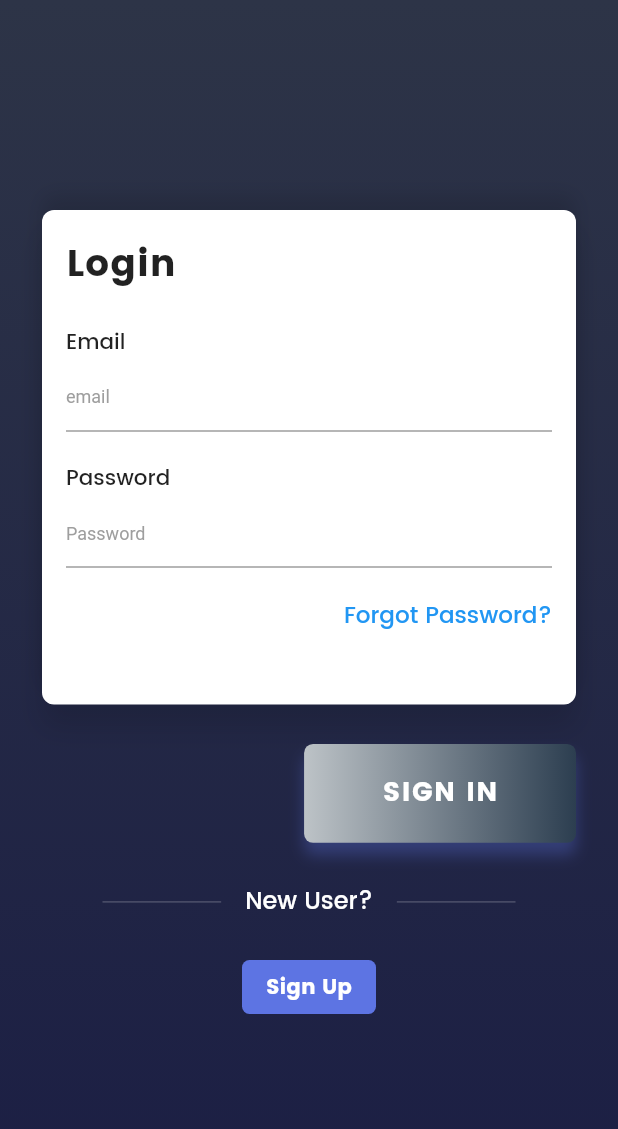
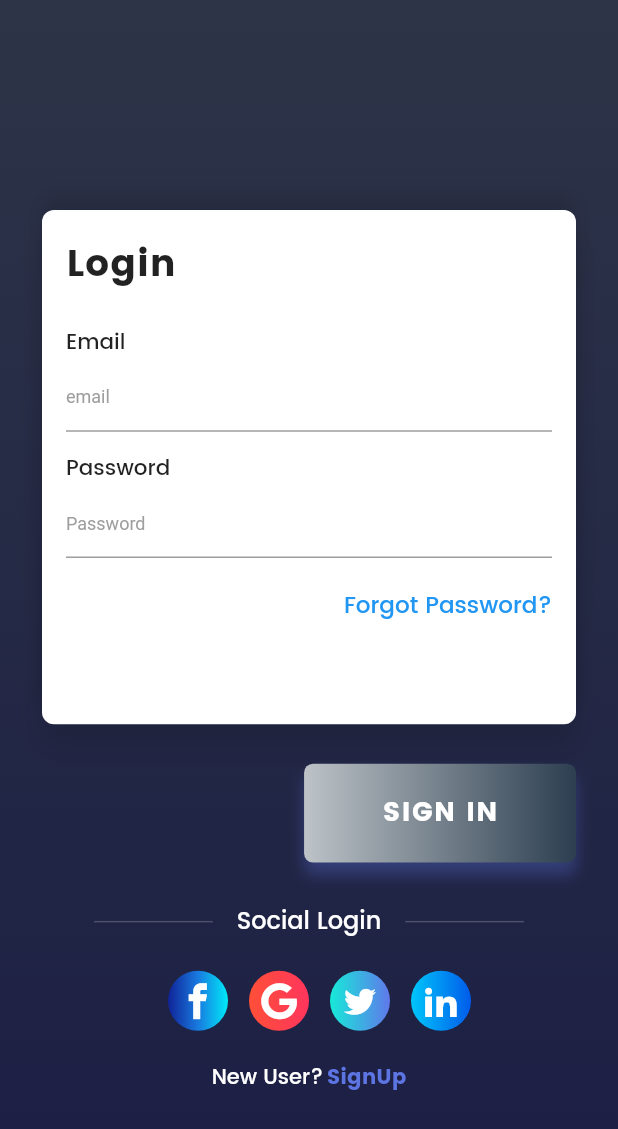
Before and after one commit to TunNandaAung/flutter-checklist, a Flutter app: the screen it shows after launch, on a phone screen of 412 x 824 dp. Shown: the top 1129 px of the screen. Run offline on Flutter 3.47's test engine with Material 2 defaults, Android fonts, the light colour scheme and no system bars; our stand-ins replace bloc, cloud_firestore, equatable, firebase_auth, flutter_bloc, flutter_screenutil and 2 more; accounts and stored records are empty.

Commit message:
Add Sign in with Google Feature

```diff
--- a/lib/login/ui/login_form.dart
+++ b/lib/login/ui/login_form.dart
@@ -2,6 +2,8 @@ import 'package:firebase_integrations/authentication_bloc/bloc.dart';
 import 'package:firebase_integrations/data/user_repository.dart';
 import 'package:firebase_integrations/login/bloc/login_barrel.dart';
 import 'package:firebase_integrations/modal.dart';
+import 'package:firebase_integrations/utils/custom_icons.dart';
+import 'package:firebase_integrations/utils/social_icons.dart';
 import 'package:flutter/material.dart';
 import 'package:flutter_bloc/flutter_bloc.dart';
 import 'package:flutter_screenutil/flutter_screenutil.dart';
@@ -87,6 +89,8 @@ class _LoginFormState extends State<LoginForm> {
                     ..hideCurrentSnackBar()
                     ..showSnackBar(
                       SnackBar(
+                        elevation: 6.0,
+                        behavior: SnackBarBehavior.floating,
                         shape: RoundedRectangleBorder(
                             borderRadius: BorderRadius.circular(10.0)),
                         content: Row(
@@ -108,6 +112,8 @@ class _LoginFormState extends State<LoginForm> {
                     ..hideCurrentSnackBar()
                     ..showSnackBar(
                       SnackBar(
+                        elevation: 6.0,
+                        behavior: SnackBarBehavior.floating,
                         shape: RoundedRectangleBorder(
                             borderRadius: BorderRadius.circular(10.0)),
                         backgroundColor: Color(0xFF2d3447),
@@ -138,7 +144,7 @@ class _LoginFormState extends State<LoginForm> {
                     children: <Widget>[
                       Container(
                         width: double.infinity,
-                        height: ScreenUtil.getInstance().setHeight(_cardHeight),
+                        height: ScreenUtil.getInstance().setHeight(520),
                         decoration: BoxDecoration(
                             color: Colors.white,
                             borderRadius: BorderRadius.circular(8.0),
@@ -157,13 +163,14 @@ class _LoginFormState extends State<LoginForm> {
                           child: Padding(
                             padding: EdgeInsets.only(
                                 left: 16.0, right: 16.0, top: 16.0),
+                            child: SingleChildScrollView(
                               child: Column(
                                 crossAxisAlignment: CrossAxisAlignment.start,
                                 children: <Widget>[
                                   Text("Login",
                                       style: TextStyle(
-                                        fontSize:
-                                            ScreenUtil.getInstance().setSp(45),
+                                          fontSize: ScreenUtil.getInstance()
+                                              .setSp(45),
                                           fontFamily: "Poppins-Bold",
                                           letterSpacing: .6)),
                                   SizedBox(
@@ -191,11 +198,12 @@ class _LoginFormState extends State<LoginForm> {
                                         errorStyle: TextStyle(
                                             fontFamily: 'Poppins-Medium'),
                                         hintStyle: TextStyle(
-                                          color: Colors.grey, fontSize: 12.0)),
+                                            color: Colors.grey,
+                                            fontSize: 12.0)),
                                   ),
                                   SizedBox(
                                     height:
-                                      ScreenUtil.getInstance().setHeight(30),
+                                        ScreenUtil.getInstance().setHeight(20),
                                   ),
                                   Text("Password",
                                       style: TextStyle(
@@ -218,7 +226,8 @@ class _LoginFormState extends State<LoginForm> {
                                             fontFamily: 'Poppins-Medium'),
                                         hintText: "Password",
                                         hintStyle: TextStyle(
-                                          color: Colors.grey, fontSize: 12.0)),
+                                            color: Colors.grey,
+                                            fontSize: 12.0)),
                                   ),
                                   SizedBox(
                                     height:
@@ -246,6 +255,7 @@ class _LoginFormState extends State<LoginForm> {
                             ),
                           ),
                         ),
+                      ),
                       SizedBox(
                         height: ScreenUtil.getInstance().setHeight(40.0),
                       ),
@@ -263,7 +273,7 @@ class _LoginFormState extends State<LoginForm> {
                         children: <Widget>[
                           horizontalLine(),
                           Text(
-                            'New User?',
+                            'Social Login',
                             style: TextStyle(
                                 fontSize: 16.0,
                                 fontFamily: 'Poppins-Medium',
@@ -272,24 +282,67 @@ class _LoginFormState extends State<LoginForm> {
                           horizontalLine(),
                         ],
                       ),
-                      SizedBox(height: ScreenUtil.getInstance().setHeight(30)),
+                      SizedBox(
+                        height: ScreenUtil.getInstance().setHeight(30.0),
+                      ),
                       Row(
                         mainAxisAlignment: MainAxisAlignment.center,
                         children: <Widget>[
-                          FlatButton(
+                          SocialIcon(
+                            colors: [
+                              Color(0xFF102397),
+                              Color(0xFF187adf),
+                              Color(0xFF00eaf8)
+                            ],
+                            iconData: CustomIcons.facebook,
+                            onPressed: () {},
+                          ),
+                          SocialIcon(
+                            colors: [Color(0xFFff4f38), Color(0xFFff355d)],
+                            iconData: CustomIcons.googlePlus,
                             onPressed: () {
+                              _loginBloc.add(LoginWithGooglePressed());
+                            },
+                          ),
+                          SocialIcon(
+                            colors: [Color(0xFF17ead9), Color(0xFF6078ea)],
+                            iconData: CustomIcons.twitter,
+                            onPressed: () {},
+                          ),
+                          SocialIcon(
+                            colors: [Color(0xFF00c6fb), Color(0xFF005bea)],
+                            iconData: CustomIcons.linkedin,
+                            onPressed: () {},
+                          )
+                        ],
+                      ),
+                      SizedBox(
+                          height: ScreenUtil.getInstance().setHeight(30.0)),
+                      Row(
+                        mainAxisAlignment: MainAxisAlignment.center,
+                        children: <Widget>[
+                          Text(
+                            'New User?',
+                            style: TextStyle(
+                                fontFamily: 'Poppins-Medium',
+                                color: Colors.white),
+                          ),
+                          SizedBox(
+                            width: ScreenUtil.getInstance().setWidth(4.0),
+                          ),
+                          InkWell(
+                            onTap: () {
                               modal.mainBottomSheet(context);
                             },
+                            child: Text(
+                              'SignUp',
+                              style: TextStyle(
                                   color: Color(0xFF5d74e3),
-                            shape: RoundedRectangleBorder(
-                                borderRadius: BorderRadius.circular(5.0)),
-                            child: Text('Sign Up',
-                                style: TextStyle(
-                                    fontFamily: 'Poppins-Bold',
-                                    color: Colors.white)),
+                                  fontFamily: 'Poppins-Bold'),
+                            ),
                           ),
                         ],
-                      )
+                      ),
                     ],
                   ),
                 );
--- /dev/null
+++ b/lib/utils/custom_icons.dart
@@ -0,0 +1,15 @@
+import 'package:flutter/widgets.dart';
+
+class CustomIcons {
+  static const IconData menu = IconData(0xe900, fontFamily: "CustomIcons");
+  static const IconData option = IconData(0xe902, fontFamily: "CustomIcons");
+
+  static const IconData twitter =
+      IconData(0xe900, fontFamily: "CustomSocialIcons");
+  static const IconData facebook =
+      IconData(0xe901, fontFamily: "CustomSocialIcons");
+  static const IconData googlePlus =
+      IconData(0xe902, fontFamily: "CustomSocialIcons");
+  static const IconData linkedin =
+      IconData(0xe903, fontFamily: "CustomSocialIcons");
+}
--- /dev/null
+++ b/lib/utils/social_icons.dart
@@ -0,0 +1,33 @@
+import 'package:flutter/material.dart';
+
+class SocialIcon extends StatelessWidget {
+  final List<Color> colors;
+  final IconData iconData;
+  final Function onPressed;
+
+  SocialIcon({this.colors, this.iconData, this.onPressed});
+
+  @override
+  Widget build(BuildContext context) {
+    return new Padding(
+      padding: EdgeInsets.only(left: 14.0),
+      child: Container(
+        width: 40.0,
+        height: 40.0,
+        decoration: BoxDecoration(
+            shape: BoxShape.circle,
+            gradient: LinearGradient(colors: colors, tileMode: TileMode.clamp)),
+        child: RawMaterialButton(
+          shape: CircleBorder(),
+          onPressed: onPressed,
+          child: Center(
+            child: Icon(
+              iconData,
+              color: Colors.white,
+            ),
+          ),
+        ),
+      ),
+    );
+  }
+}
```
Lines whose indentation alone changed are shown as unchanged.
